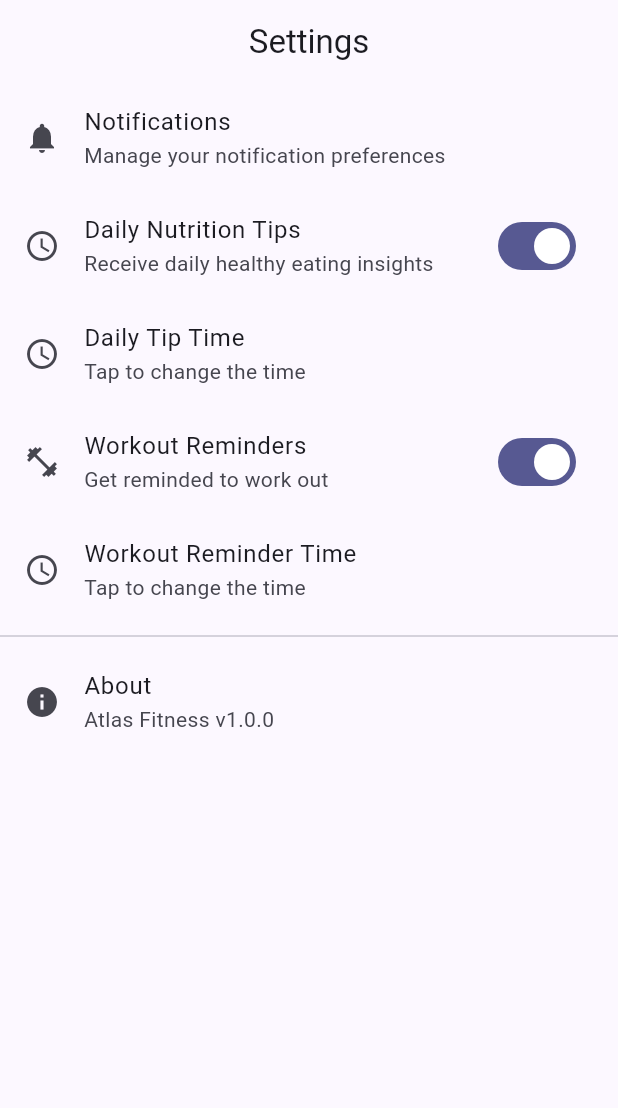
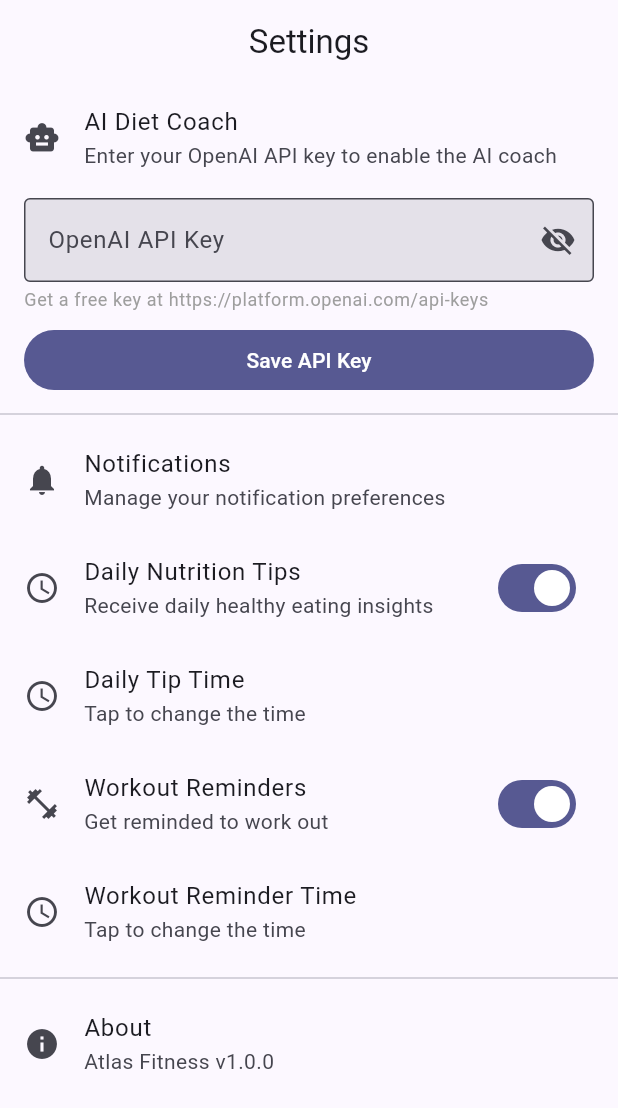
Before and after one commit to JashThakkar/Atlas, a Flutter app: the SettingsScreen screen opened by its route, on a phone screen of 412 x 824 dp. Shown: the top 1108 px of the screen. Run offline on Flutter 3.47's test engine with Material 3 defaults, Android fonts, the phone set to English and light mode, and no system bars; our stand-ins replace cached_network_image, cloud_firestore, firebase_auth, firebase_core, firebase_storage, fl_chart and 8 more; accounts and stored records are empty; network calls fail.

Commit message:
fix: AI coach 401 - add in-app API key config in Settings + actionable error messages
Co-authored-by: Ning0233 <162058870+Ning0233@users.noreply.github.com>

```diff
--- a/lib/screens/settings/settings_screen.dart
+++ b/lib/screens/settings/settings_screen.dart
@@ -3,6 +3,7 @@ import 'package:flutter_riverpod/flutter_riverpod.dart';
 import 'package:shared_preferences/shared_preferences.dart';
 import '../../providers/notification_provider.dart';
 import '../../services/notification_service.dart';
+import '../../services/ai_diet_coach.dart';
 
 class SettingsScreen extends ConsumerStatefulWidget {
   const SettingsScreen({super.key});
@@ -14,6 +15,9 @@ class SettingsScreen extends ConsumerStatefulWidget {
 class _SettingsScreenState extends ConsumerState<SettingsScreen> {
   bool _dailyTipEnabled = true;
   bool _workoutReminderEnabled = true;
+  final _apiKeyController = TextEditingController();
+  bool _apiKeyObscured = true;
+  bool _apiKeySaving = false;
 
   @override
   void initState() {
@@ -21,12 +25,35 @@ class _SettingsScreenState extends ConsumerState<SettingsScreen> {
     _loadPreferences();
   }
 
+  @override
+  void dispose() {
+    _apiKeyController.dispose();
+    super.dispose();
+  }
+
   Future<void> _loadPreferences() async {
     final prefs = await SharedPreferences.getInstance();
+    final savedKey = prefs.getString(AIDietCoach.prefsKey) ?? '';
     setState(() {
       _dailyTipEnabled = prefs.getBool('dailyTipEnabled') ?? true;
       _workoutReminderEnabled = prefs.getBool('workoutReminderEnabled') ?? true;
+      _apiKeyController.text = savedKey;
     });
+  }
+
+  Future<void> _saveApiKey() async {
+    setState(() => _apiKeySaving = true);
+    try {
+      final coach = AIDietCoach();
+      await coach.saveApiKey(_apiKeyController.text);
+      if (mounted) {
+        ScaffoldMessenger.of(context).showSnackBar(
+          const SnackBar(content: Text('API key saved!')),
+        );
+      }
+    } finally {
+      if (mounted) setState(() => _apiKeySaving = false);
+    }
   }
 
   Future<void> _savePreference(String key, bool value) async {
@@ -42,6 +69,63 @@ class _SettingsScreenState extends ConsumerState<SettingsScreen> {
       ),
       body: ListView(
         children: [
+          // ── AI Diet Coach ──────────────────────────────────────────────
+          const ListTile(
+            leading: Icon(Icons.smart_toy),
+            title: Text('AI Diet Coach'),
+            subtitle: Text('Enter your OpenAI API key to enable the AI coach'),
+          ),
+          Padding(
+            padding: const EdgeInsets.symmetric(horizontal: 16, vertical: 4),
+            child: Column(
+              crossAxisAlignment: CrossAxisAlignment.start,
+              children: [
+                TextField(
+                  controller: _apiKeyController,
+                  obscureText: _apiKeyObscured,
+                  decoration: InputDecoration(
+                    labelText: 'OpenAI API Key',
+                    hintText: 'sk-...',
+                    border: const OutlineInputBorder(),
+                    suffixIcon: IconButton(
+                      icon: Icon(_apiKeyObscured
+                          ? Icons.visibility_off
+                          : Icons.visibility),
+                      onPressed: () =>
+                          setState(() => _apiKeyObscured = !_apiKeyObscured),
+                      tooltip: _apiKeyObscured ? 'Show key' : 'Hide key',
+                    ),
+                  ),
+                ),
+                const SizedBox(height: 4),
+                Text(
+                  'Get a free key at https://platform.openai.com/api-keys',
+                  style: Theme.of(context)
+                      .textTheme
+                      .bodySmall
+                      ?.copyWith(color: Colors.grey),
+                ),
+                const SizedBox(height: 8),
+                SizedBox(
+                  width: double.infinity,
+                  child: FilledButton(
+                    onPressed: _apiKeySaving ? null : _saveApiKey,
+                    child: _apiKeySaving
+                        ? const SizedBox(
+                            height: 18,
+                            width: 18,
+                            child:
+                                CircularProgressIndicator(strokeWidth: 2),
+                          )
+                        : const Text('Save API Key'),
+                  ),
+                ),
+              ],
+            ),
+          ),
+          const Divider(),
+
+          // ── Notifications ─────────────────────────────────────────────
           const ListTile(
             leading: Icon(Icons.notifications),
             title: Text('Notifications'),
--- a/lib/services/ai_diet_coach.dart
+++ b/lib/services/ai_diet_coach.dart
@@ -1,33 +1,61 @@
 import 'dart:convert';
 import 'package:http/http.dart' as http;
 import 'package:flutter_dotenv/flutter_dotenv.dart';
+import 'package:shared_preferences/shared_preferences.dart';
 
 class AIDietCoach {
-  // Lazily cached API key. Reads from dotenv on first access and catches
-  // NotInitializedException so the service degrades gracefully when .env
-  // is not loaded rather than crashing.
-  String? _cachedApiKey;
-  String get _apiKey => _cachedApiKey ??= _loadApiKey();
+  static const prefsKey = 'openai_api_key';
 
-  String _loadApiKey() {
+  final String _baseUrl = 'https://api.openai.com/v1/chat/completions';
+
+  /// Returns the effective API key.
+  /// Priority: SharedPreferences (user-entered via Settings) → .env file.
+  /// Returns empty string if neither source has a valid key.
+  Future<String> getApiKey() async {
+    // 1. User-entered key from SharedPreferences
     try {
-      return dotenv.env['OPENAI_API_KEY'] ?? '';
-    } on Exception {
-      // dotenv not yet initialized (e.g. .env file absent). Treat as
-      // unconfigured so sendMessage returns the human-readable prompt.
-      return '';
-    }
+      final prefs = await SharedPreferences.getInstance();
+      final saved = prefs.getString(prefsKey) ?? '';
+      if (saved.isNotEmpty && !_isPlaceholder(saved)) return saved;
+    } catch (_) {}
+
+    // 2. Fall back to .env
+    try {
+      final env = dotenv.env['OPENAI_API_KEY'] ?? '';
+      if (env.isNotEmpty && !_isPlaceholder(env)) return env;
+    } on Exception catch (_) {}
+
+    return '';
   }
 
-  final String _baseUrl = 'https://api.openai.com/v1/chat/completions';
+  /// Saves [key] to SharedPreferences so it is used on future calls.
+  Future<void> saveApiKey(String key) async {
+    final prefs = await SharedPreferences.getInstance();
+    await prefs.setString(prefsKey, key.trim());
+  }
+
+  /// Returns true if the key looks like an unedited placeholder.
+  bool _isPlaceholder(String key) {
+    final trimmed = key.trim();
+    // OpenAI keys start with 'sk-' and are at least 40 characters long
+    if (trimmed.startsWith('sk-') && trimmed.length >= 40) return false;
+    // Common placeholder patterns used in .env.example / docs
+    return trimmed.contains('your_') ||
+        trimmed.toLowerCase().contains('_here') ||
+        trimmed == 'sk-your-actual-key-here';
+  }
 
   Future<String> sendMessage({
     required String userId,
     required String message,
     List<Map<String, String>>? conversationHistory,
   }) async {
-    if (_apiKey.isEmpty) {
-      return 'API key not configured. Please add OPENAI_API_KEY to .env file.';
+    final apiKey = await getApiKey();
+
+    if (apiKey.isEmpty) {
+      return 'AI Diet Coach is not configured yet.\n\n'
+          'Go to ⚙️ Settings → AI Diet Coach and paste your OpenAI API key.\n\n'
+          'You can get a free key at https://platform.openai.com/api-keys';
     }
 
     final messages = [
@@ -55,7 +83,7 @@ Be conversational, supportive, and focus on sustainable healthy eating rather th
         Uri.parse(_baseUrl),
         headers: {
           'Content-Type': 'application/json',
-          'Authorization': 'Bearer $_apiKey',
+          'Authorization': 'Bearer $apiKey',
         },
         body: jsonEncode({
           'model': 'gpt-4o-mini',
@@ -68,6 +96,10 @@ Be conversational, supportive, and focus on sustainable healthy eating rather th
       if (response.statusCode == 200) {
         final data = jsonDecode(response.body);
         return data['choices'][0]['message']['content'];
+      } else if (response.statusCode == 401) {
+        return 'Invalid API key (401 Unauthorized).\n\n'
+            'Please check that your OpenAI key is correct in ⚙️ Settings → AI Diet Coach.\n\n'
+            'You can get a valid key at https://platform.openai.com/api-keys';
       } else {
         return 'Error: Unable to get response from AI coach. Status: ${response.statusCode}';
       }
```
Also changed, not shown: lib/screens/ai_chat/ai_chat_screen.dart (+40 -0 lines).
